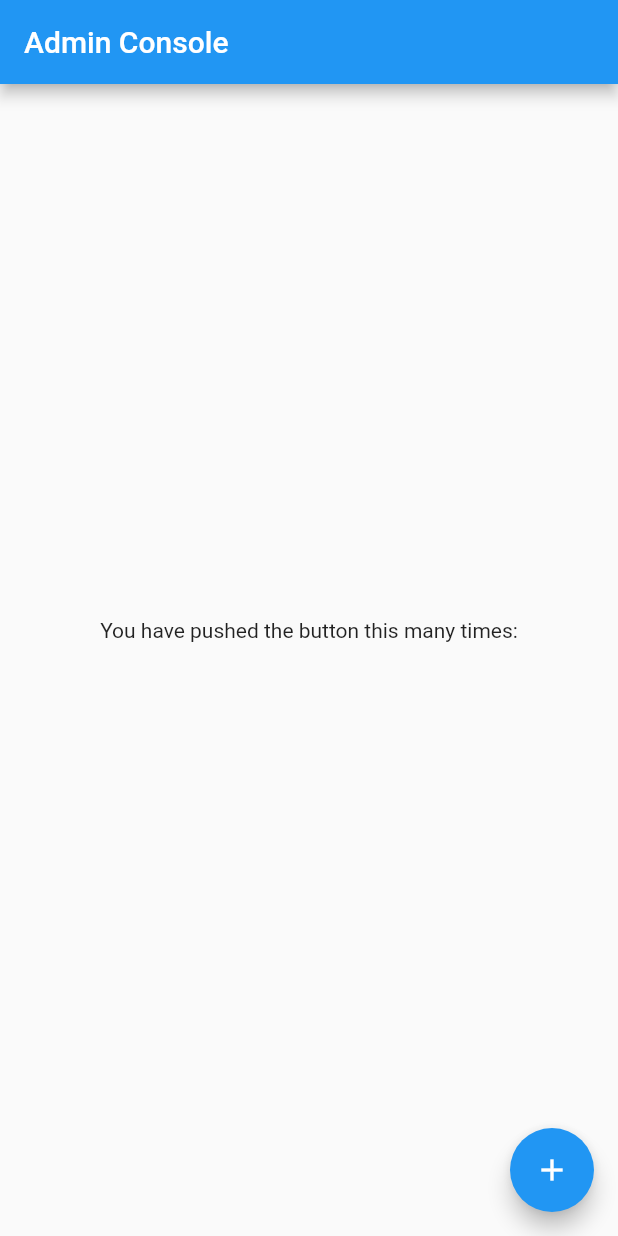
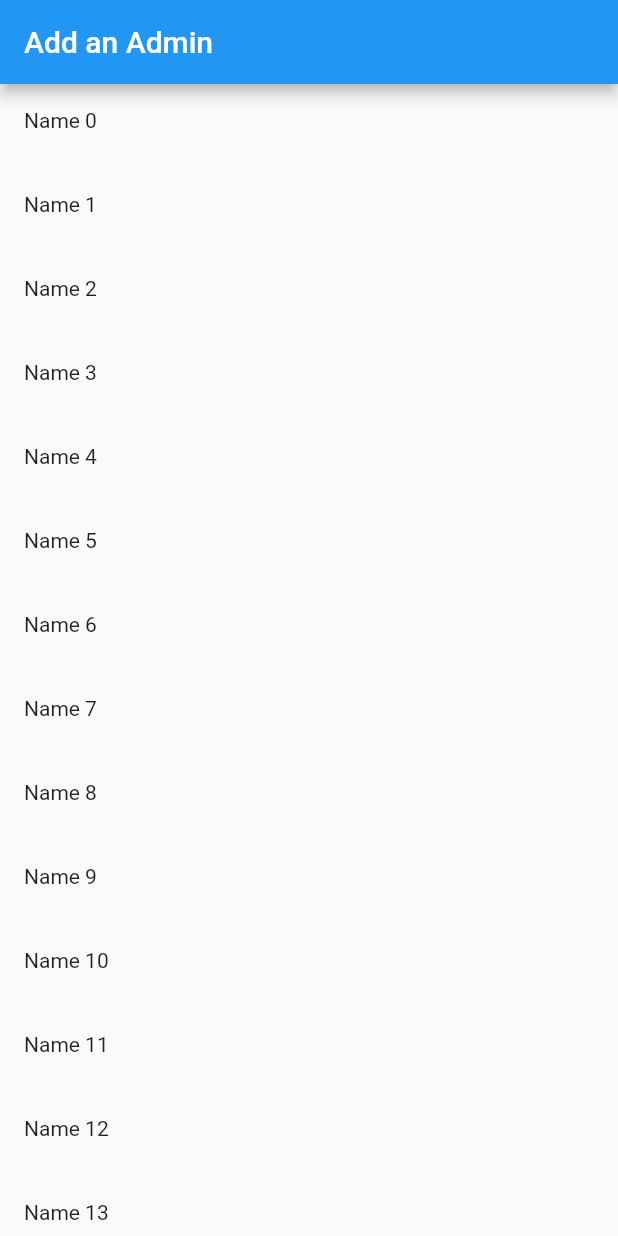
Before and after one commit to reginaldappiah/purematch, a Flutter app: the screen it shows after launch, on a phone screen of 412 x 824 dp. Run offline on Flutter 3.47's test engine with Material 2 defaults, Android fonts, the phone set to English and light mode, and no system bars.

Commit message:
Created Admin ListView

```diff
--- a/lib/main.dart
+++ b/lib/main.dart
@@ -14,7 +14,7 @@ class MyApp extends StatelessWidget {
       theme: ThemeData(
         primarySwatch: Colors.blue,
       ),
-      home: const AdminConsole(title: 'Admin Console'),
+      home: const AdminConsole(title: 'Add an Admin'),
     );
   }
 }
@@ -30,25 +30,9 @@ class AdminConsole extends StatelessWidget {
       appBar: AppBar(
         title: Text(title),
       ),
-      body: Center(
-        child: Column(
-          mainAxisAlignment: MainAxisAlignment.center,
-          children: <Widget>[
-            const Text(
-              'You have pushed the button this many times:',
-            ),
-            Text(
-              '',
-              style: Theme.of(context).textTheme.headlineMedium,
-            ),
-          ],
-        ),
-      ),
-      floatingActionButton: FloatingActionButton(
-        onPressed: () {},
-        tooltip: 'Increment',
-        child: const Icon(Icons.add),
-      ),
+      body: Center(child: ListView.builder(itemBuilder: (context, index) {
+        return ListTile(leading: Text("Name $index"));
+      })),
     );
   }
 }
```
